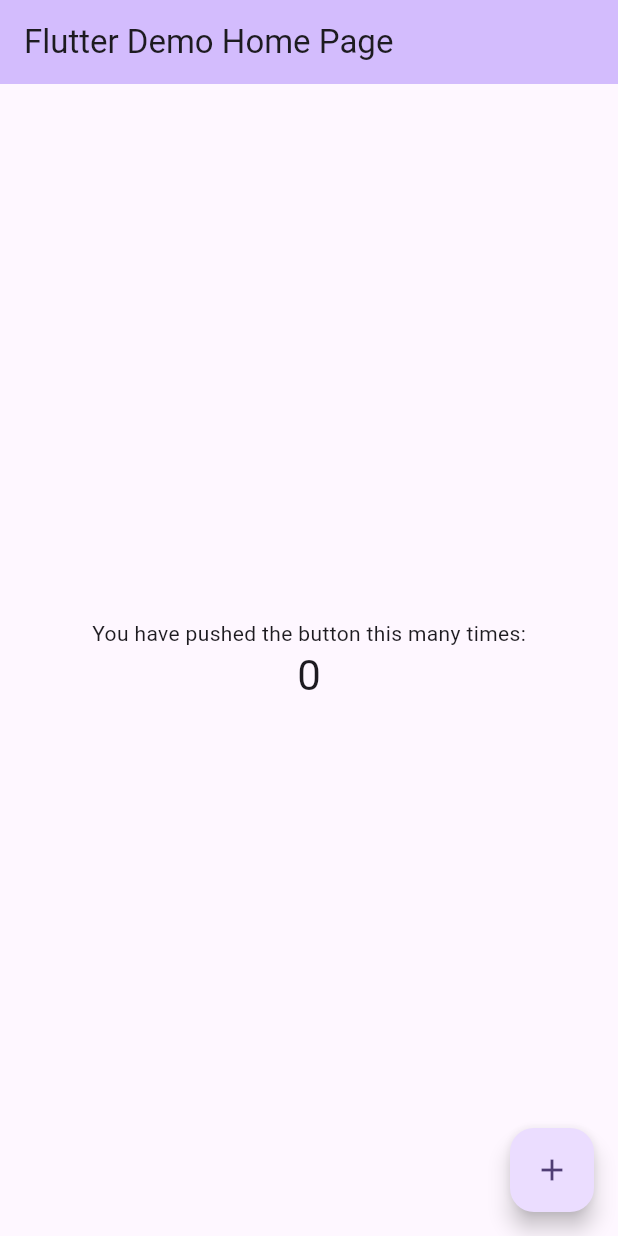
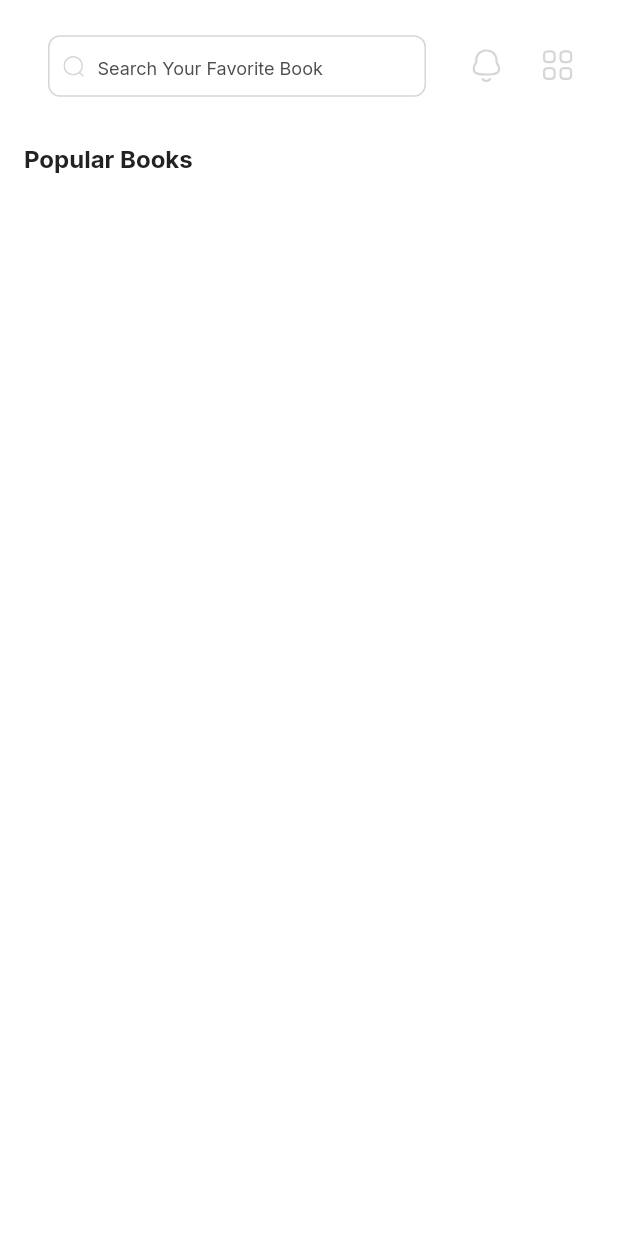
Before and after one commit to prana10/aplikasibuku_client, a Flutter app: the screen it shows after launch, on a phone screen of 412 x 824 dp. Run offline on Flutter 3.47's test engine with Material 2 defaults, Android fonts, the phone set to English and light mode, and no system bars; our stand-ins replace flutter_svg, google_fonts.

Commit message:
finish header home screen

```diff
--- a/lib/constants/color.dart
+++ b/lib/constants/color.dart
@@ -3,6 +3,7 @@ import 'package:flutter/material.dart';
 
 class ColorConstant {
   static Color primaryColor = HexColor.getColorFromHex("#5182FF");
+  static Color secondaryColor = HexColor.getColorFromHex("#D6D6D6");
   static Color shadesWhite = HexColor.getColorFromHex("#FFFFFF");
   static Color shadesBlack = HexColor.getColorFromHex("#000000");
 
@@ -10,7 +11,9 @@ class ColorConstant {
   static Color blackColor1 = HexColor.getColorFromHex("#222222");
 
   // grey color - section
-  static Color greyColor1 = HexColor.getColorFromHex("#222222").withOpacity(0.54);
+  static Color greyColor1 = HexColor.getColorFromHex("#4D4D4D");
+  static Color greyColor2 =
+      HexColor.getColorFromHex("#222222").withOpacity(0.54);
 
   // white color - section
   static Color whiteColor1 = HexColor.getColorFromHex("#FEFEFE");
--- a/lib/extensions/hex_color.dart
+++ b/lib/extensions/hex_color.dart
@@ -4,10 +4,11 @@ class HexColor {
   static int _getColorFromHex(String hexColor) {
     hexColor = hexColor.toUpperCase().replaceAll("#", "");
     if (hexColor.length == 6) {
-      hexColor = {hexColor, "FF"}.join();
+      hexColor = "FF$hexColor";
     }
     return int.parse(hexColor, radix: 16);
   }
+
   static Color getColorFromHex(String hexColor) {
     return Color(_getColorFromHex(hexColor));
   }
--- a/lib/main.dart
+++ b/lib/main.dart
@@ -1,3 +1,4 @@
+import '/path.dart';
 import 'package:flutter/material.dart';
 
 void main() {
@@ -7,119 +8,13 @@ void main() {
 class MyApp extends StatelessWidget {
   const MyApp({super.key});
 
-  // This widget is the root of your application.
   @override
   Widget build(BuildContext context) {
     return MaterialApp(
-      title: 'Flutter Demo',
-      theme: ThemeData(
-        // This is the theme of your application.
-        //
-        // TRY THIS: Try running your application with "flutter run". You'll see
-        // the application has a blue toolbar. Then, without quitting the app,
-        // try changing the seedColor in the colorScheme below to Colors.green
-        // and then invoke "hot reload" (save your changes or press the "hot
-        // reload" button in a Flutter-supported IDE, or press "r" if you used
-        // the command line to start the app).
-        //
-        // Notice that the counter didn't reset back to zero; the application
-        // state is not lost during the reload. To reset the state, use hot
-        // restart instead.
-        //
-        // This works for code too, not just values: Most code changes can be
-        // tested with just a hot reload.
-        colorScheme: ColorScheme.fromSeed(seedColor: Colors.deepPurple),
-        useMaterial3: true,
-      ),
-      home: const MyHomePage(title: 'Flutter Demo Home Page'),
+      title: 'Aplikasi Buku',
+      routes: {
+        '/': (context) => const HomeScreen(),
+      },
     );
   }
 }
-
-class MyHomePage extends StatefulWidget {
-  const MyHomePage({super.key, required this.title});
-
-  // This widget is the home page of your application. It is stateful, meaning
-  // that it has a State object (defined below) that contains fields that affect
-  // how it looks.
-
-  // This class is the configuration for the state. It holds the values (in this
-  // case the title) provided by the parent (in this case the App widget) and
-  // used by the build method of the State. Fields in a Widget subclass are
-  // always marked "final".
-
-  final String title;
-
-  @override
-  State<MyHomePage> createState() => _MyHomePageState();
-}
-
-class _MyHomePageState extends State<MyHomePage> {
-  int _counter = 0;
-
-  void _incrementCounter() {
-    setState(() {
-      // This call to setState tells the Flutter framework that something has
-      // changed in this State, which causes it to rerun the build method below
-      // so that the display can reflect the updated values. If we changed
-      // _counter without calling setState(), then the build method would not be
-      // called again, and so nothing would appear to happen.
-      _counter++;
-    });
-  }
-
-  @override
-  Widget build(BuildContext context) {
-    // This method is rerun every time setState is called, for instance as done
-    // by the _incrementCounter method above.
-    //
-    // The Flutter framework has been optimized to make rerunning build methods
-    // fast, so that you can just rebuild anything that needs updating rather
-    // than having to individually change instances of widgets.
-    return Scaffold(
-      appBar: AppBar(
-        // TRY THIS: Try changing the color here to a specific color (to
-        // Colors.amber, perhaps?) and trigger a hot reload to see the AppBar
-        // change color while the other colors stay the same.
-        backgroundColor: Theme.of(context).colorScheme.inversePrimary,
-        // Here we take the value from the MyHomePage object that was created by
-        // the App.build method, and use it to set our appbar title.
-        title: Text(widget.title),
-      ),
-      body: Center(
-        // Center is a layout widget. It takes a single child and positions it
-        // in the middle of the parent.
-        child: Column(
-          // Column is also a layout widget. It takes a list of children and
-          // arranges them vertically. By default, it sizes itself to fit its
-          // children horizontally, and tries to be as tall as its parent.
-          //
-          // Column has various properties to control how it sizes itself and
-          // how it positions its children. Here we use mainAxisAlignment to
-          // center the children vertically; the main axis here is the vertical
-          // axis because Columns are vertical (the cross axis would be
-          // horizontal).
-          //
-          // TRY THIS: Invoke "debug painting" (choose the "Toggle Debug Paint"
-          // action in the IDE, or press "p" in the console), to see the
-          // wireframe for each widget.
-          mainAxisAlignment: MainAxisAlignment.center,
-          children: <Widget>[
-            const Text(
-              'You have pushed the button this many times:',
-            ),
-            Text(
-              '$_counter',
-              style: Theme.of(context).textTheme.headlineMedium,
-            ),
-          ],
-        ),
-      ),
-      floatingActionButton: FloatingActionButton(
-        onPressed: _incrementCounter,
-        tooltip: 'Increment',
-        child: const Icon(Icons.add),
-      ), // This trailing comma makes auto-formatting nicer for build methods.
-    );
-  }
-}
--- a/lib/path.dart
+++ b/lib/path.dart
@@ -1,2 +1,3 @@
 export 'extensions/extensions.dart';
 export 'constants/constants.dart';
+export 'presentation/presentation.dart';
--- /dev/null
+++ b/lib/presentation/modules/home/home.dart
@@ -0,0 +1,2 @@
+export 'screens/home_screen.dart';
+export 'widgets/custom_app_bar.dart';
--- /dev/null
+++ b/lib/presentation/modules/home/screens/home_screen.dart
@@ -0,0 +1,39 @@
+import '/path.dart';
+import 'package:flutter/material.dart';
+
+class HomeScreen extends StatelessWidget {
+  const HomeScreen({super.key});
+
+  @override
+  Widget build(BuildContext context) {
+    return Scaffold(
+      backgroundColor: ColorConstant.shadesWhite,
+      body: SafeArea(
+        child: Padding(
+          padding: const EdgeInsets.symmetric(
+            vertical: 16,
+            horizontal: 16,
+          ),
+          child: CustomScrollView(
+            slivers: [
+              const CustomAppBar(),
+              const SliverToBoxAdapter(
+                child: SizedBox(height: 24),
+              ),
+              SliverToBoxAdapter(
+                child: Text(
+                  'Popular Books',
+                  style: FontFamilyConstant.primaryFont.copyWith(
+                    fontSize: 16,
+                    fontWeight: FontWeight.w700,
+                    color: ColorConstant.blackColor1,
+                  ),
+                ),
+              ),
+            ],
+          ),
+        ),
+      ),
+    );
+  }
+}
--- /dev/null
+++ b/lib/presentation/modules/home/widgets/custom_app_bar.dart
@@ -0,0 +1,38 @@
+import 'package:aplikasibuku/path.dart';
+import 'package:flutter/material.dart';
+import 'package:flutter_svg/flutter_svg.dart';
+
+class CustomAppBar extends StatelessWidget {
+  const CustomAppBar({
+    super.key,
+  });
+
+  @override
+  Widget build(BuildContext context) {
+    return SliverAppBar(
+      backgroundColor: ColorConstant.shadesWhite,
+      elevation: 2,
+      title: const CustomSearchbarGlobal(),
+      actions: [
+        IconButton(
+          onPressed: () {},
+          icon: SvgPicture.asset(
+            'assets/icons/ic_notification.svg',
+            theme: SvgTheme(
+              currentColor: ColorConstant.greyColor2,
+            ),
+          ),
+        ),
+        IconButton(
+          onPressed: () {},
+          icon: SvgPicture.asset(
+            'assets/icons/ic_category.svg',
+            theme: SvgTheme(
+              currentColor: ColorConstant.greyColor2,
+            ),
+          ),
+        ),
+      ],
+    );
+  }
+}
--- /dev/null
+++ b/lib/presentation/presentation.dart
@@ -0,0 +1,2 @@
+export 'modules/home/home.dart';
+export 'widgets/widgets.dart';
--- /dev/null
+++ b/lib/presentation/widgets/custom_searchbar.dart
@@ -0,0 +1,51 @@
+import 'package:flutter_svg/flutter_svg.dart';
+
+import '/path.dart';
+import 'package:flutter/material.dart';
+
+class CustomSearchbarGlobal extends StatelessWidget {
+  const CustomSearchbarGlobal({super.key});
+
+  @override
+  Widget build(BuildContext context) {
+    return Container(
+      padding: const EdgeInsets.symmetric(
+        horizontal: 8,
+        vertical: 10,
+      ),
+      decoration: BoxDecoration(
+        color: ColorConstant.shadesWhite,
+        borderRadius: BorderRadius.circular(8),
+        border: Border.all(
+          color: ColorConstant.secondaryColor,
+          width: 1,
+        ),
+      ),
+      child: Row(
+        children: [
+          SvgPicture.asset(
+            'assets/icons/ic_search.svg',
+            theme: SvgTheme(
+              currentColor: ColorConstant.greyColor2,
+            ),
+            width: 16,
+            height: 16,
+          ),
+          const SizedBox(width: 8),
+          Expanded(
+            child: TextFormField(
+              decoration: InputDecoration.collapsed(
+                hintText: 'Search Your Favorite Book',
+                hintStyle: FontFamilyConstant.primaryFont.copyWith(
+                  fontSize: 12,
+                  color: ColorConstant.greyColor1,
+                  fontWeight: FontWeight.w400,
+                ),
+              ),
+            ),
+          ),
+        ],
+      ),
+    );
+  }
+}
--- /dev/null
+++ b/lib/presentation/widgets/widgets.dart
@@ -0,0 +1 @@
+export 'custom_searchbar.dart';
--- a/pubspec.yaml
+++ b/pubspec.yaml
@@ -36,6 +36,7 @@ dependencies:
   # Use with the CupertinoIcons class for iOS style icons.
   cupertino_icons: ^1.0.2
   google_fonts: ^5.1.0
+  flutter_svg: ^2.0.7
 
 dev_dependencies:
   flutter_test:
@@ -60,8 +61,8 @@ flutter:
   uses-material-design: true
 
   # To add assets to your application, add an assets section, like this:
-  # assets:
-  #   - images/a_dot_burr.jpeg
+  assets:
+    - assets/icons/
   #   - images/a_dot_ham.jpeg
 
   # An image asset can refer to one or more resolution-specific "variants", see
```
Also changed, not shown: assets/icons/ic_category.svg (added), assets/icons/ic_notification.svg (added), assets/icons/ic_search.svg (added), pubspec.lock, 1 other file.
